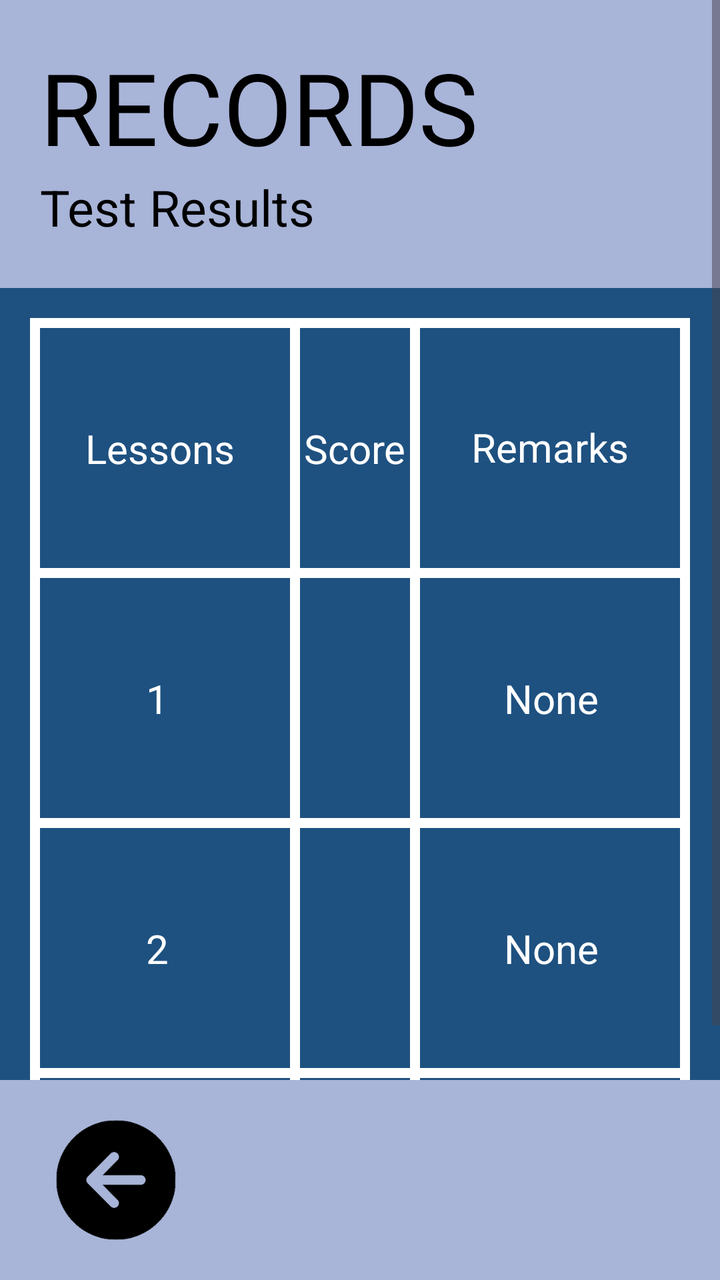
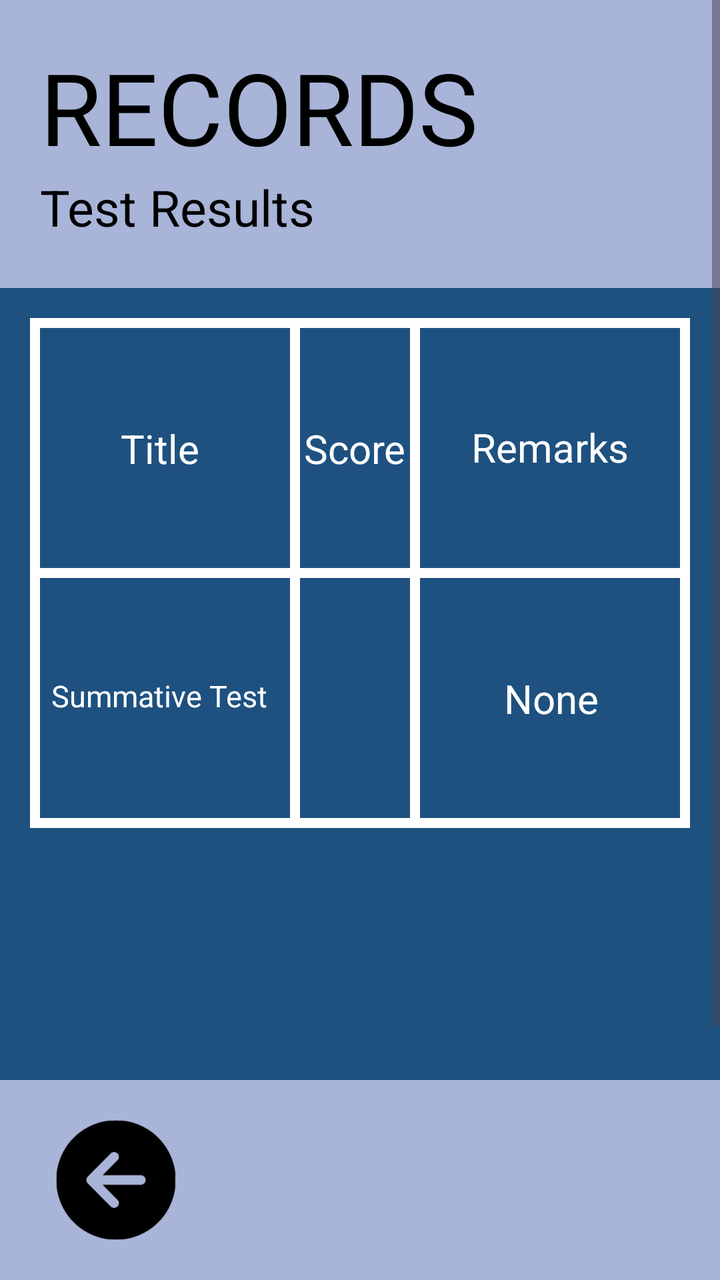

Screens rendered from an Android XML layout before and after an edit, with the pre-edit source and the edit as a unified diff.
<!-- AndroidManifest.xml: application theme Theme.FinalsApplication -->
<!-- res/layout/records_page1.xml -->
<?xml version="1.0" encoding="utf-8"?>
<RelativeLayout xmlns:android="http://schemas.android.com/apk/res/android"
    android:layout_width="match_parent"
    android:layout_height="match_parent"
    xmlns:tools="http://schemas.android.com/tools"
    xmlns:app="http://schemas.android.com/apk/res-auto"
    android:background="@color/ourBlue">

    <ScrollView
        android:layout_width="409dp"
        android:layout_height="729dp"
        tools:layout_editor_absoluteX="1dp"
        tools:layout_editor_absoluteY="1dp">

        <LinearLayout
            android:layout_width="match_parent"
            android:layout_height="wrap_content"
            android:orientation="vertical">

            <LinearLayout
                android:layout_width="match_parent"
                android:layout_height="144dp"
                android:background="#a8b4d8"
                android:orientation="vertical">

                <TextView
                    android:id="@+id/mainLabel1"
                    android:layout_width="wrap_content"
                    android:layout_height="wrap_content"
                    android:layout_marginStart="20dp"
                    android:layout_marginTop="20dp"
                    android:fontFamily="@font/roboto_black"
                    android:text="RECORDS"
                    android:textColor="@color/black"
                    android:textSize="50sp" />

                <TextView
                    android:id="@+id/mainLabel2"
                    android:layout_width="225dp"
                    android:layout_height="wrap_content"
                    android:layout_marginStart="20dp"
                    android:layout_marginBottom="20dp"
                    android:text="Test Results"
                    android:textColor="@color/black"
                    android:textSize="25sp" />

            </LinearLayout>

            <androidx.constraintlayout.widget.ConstraintLayout
                android:layout_width="match_parent"
                android:layout_height="655dp">

                <TextView
                    android:id="@+id/l2Label"
                    android:layout_width="wrap_content"
                    android:layout_height="wrap_content"
                    android:text="2"
                    android:textColor="@color/white"
                    android:textSize="20sp"
                    app:layout_constraintBottom_toTopOf="@+id/linearLayout8"
                    app:layout_constraintEnd_toStartOf="@+id/linearLayout5"
                    app:layout_constraintHorizontal_bias="0.49"
                    app:layout_constraintStart_toStartOf="@+id/linearLayout7"
                    app:layout_constraintTop_toBottomOf="@+id/linearLayout7" />

                <TextView
                    android:id="@+id/l3Label"
                    android:layout_width="wrap_content"
                    android:layout_height="wrap_content"
                    android:text="3"
                    android:textColor="@color/white"
                    android:textSize="20sp"
                    app:layout_constraintBottom_toTopOf="@+id/linearLayout10"
                    app:layout_constraintEnd_toStartOf="@+id/linearLayout5"
                    app:layout_constraintHorizontal_bias="0.49"
                    app:layout_constraintStart_toStartOf="@+id/linearLayout7"
                    app:layout_constraintTop_toBottomOf="@+id/linearLayout8" />

                <TextView
                    android:id="@+id/l3Score"
                    android:layout_width="wrap_content"
                    android:layout_height="wrap_content"
                    android:textColor="@color/white"
                    android:textSize="20sp"
                    app:layout_constraintBottom_toTopOf="@+id/linearLayout10"
                    app:layout_constraintEnd_toStartOf="@+id/linearLayout9"
                    app:layout_constraintStart_toEndOf="@+id/linearLayout5"
                    app:layout_constraintTop_toBottomOf="@+id/linearLayout8"
                    app:layout_constraintVertical_bias="0.494" />

                <TextView
                    android:id="@+id/l3Remarks"
                    android:layout_width="wrap_content"
                    android:layout_height="wrap_content"
                    android:text="None"
                    android:textColor="@color/white"
                    android:textSize="20sp"
                    app:layout_constraintBottom_toTopOf="@+id/linearLayout10"
                    app:layout_constraintEnd_toStartOf="@+id/linearLayout4"
                    app:layout_constraintStart_toEndOf="@+id/linearLayout9"
                    app:layout_constraintTop_toBottomOf="@+id/linearLayout8"
                    app:layout_constraintVertical_bias="0.483" />

                <TextView
                    android:id="@+id/sumLabel"
                    android:layout_width="wrap_content"
                    android:layout_height="wrap_content"
                    android:text="Summative"
                    android:textColor="@color/white"
                    android:textSize="20sp"
                    app:layout_constraintBottom_toTopOf="@+id/linearLayout2"
                    app:layout_constraintEnd_toStartOf="@+id/linearLayout5"
                    app:layout_constraintHorizontal_bias="0.49"
                    app:layout_constraintStart_toStartOf="@+id/linearLayout7"
                    app:layout_constraintTop_toBottomOf="@+id/linearLayout10" />

                <LinearLayout
                    android:id="@+id/linearLayout"
                    android:layout_width="match_parent"
                    android:layout_height="5dp"
                    android:layout_marginStart="15dp"
                    android:layout_marginTop="15dp"
                    android:layout_marginEnd="15dp"
                    android:background="@color/white"
                    android:orientation="horizontal"
                    app:layout_constraintEnd_toEndOf="parent"
                    app:layout_constraintStart_toStartOf="parent"
                    app:layout_constraintTop_toTopOf="parent">

                </LinearLayout>

                <LinearLayout
                    android:id="@+id/linearLayout2"
                    android:layout_width="match_parent"
                    android:layout_height="5dp"
                    android:layout_marginStart="15dp"
                    android:layout_marginEnd="15dp"
                    android:layout_marginBottom="15dp"
                    android:background="@color/white"
                    android:orientation="horizontal"
                    app:layout_constraintBottom_toBottomOf="parent"
                    app:layout_constraintEnd_toEndOf="parent"
                    app:layout_constraintHorizontal_bias="1.0"
                    app:layout_constraintStart_toStartOf="parent"></LinearLayout>

                <LinearLayout
                    android:id="@+id/linearLayout3"
                    android:layout_width="5dp"
                    android:layout_height="match_parent"
                    android:layout_marginStart="15dp"
                    android:layout_marginTop="15dp"
                    android:layout_marginBottom="15dp"
                    android:background="@color/white"
                    android:orientation="vertical"
                    app:layout_constraintBottom_toTopOf="@+id/linearLayout2"
                    app:layout_constraintStart_toStartOf="parent"
                    app:layout_constraintTop_toTopOf="parent">

                </LinearLayout>

                <LinearLayout
                    android:id="@+id/linearLayout4"
                    android:layout_width="5dp"
                    android:layout_height="match_parent"
                    android:layout_marginTop="15dp"
                    android:layout_marginEnd="15dp"
                    android:layout_marginBottom="15dp"
                    android:background="@color/white"
                    android:orientation="vertical"
                    app:layout_constraintBottom_toTopOf="@+id/linearLayout2"
                    app:layout_constraintEnd_toEndOf="parent"
                    app:layout_constraintTop_toTopOf="parent"></LinearLayout>

                <LinearLayout
                    android:id="@+id/linearLayout5"
                    android:layout_width="5dp"
                    android:layout_height="match_parent"
                    android:layout_marginStart="130dp"
                    android:layout_marginTop="15dp"
                    android:layout_marginBottom="15dp"
                    android:background="@color/white"
                    android:orientation="vertical"
                    app:layout_constraintBottom_toTopOf="@+id/linearLayout2"
                    app:layout_constraintStart_toStartOf="@+id/linearLayout3"
                    app:layout_constraintTop_toTopOf="parent">

                </LinearLayout>

                <LinearLayout
                    android:id="@+id/linearLayout9"
                    android:layout_width="5dp"
                    android:layout_height="match_parent"
                    android:layout_marginTop="15dp"
                    android:layout_marginEnd="130dp"
                    android:layout_marginBottom="15dp"
                    android:background="@color/white"
                    android:orientation="vertical"
                    app:layout_constraintBottom_toTopOf="@+id/linearLayout2"
                    app:layout_constraintEnd_toStartOf="@+id/linearLayout4"
                    app:layout_constraintTop_toTopOf="parent">

                </LinearLayout>

                <LinearLayout
                    android:id="@+id/linearLayout6"
                    android:layout_width="match_parent"
                    android:layout_height="5dp"
                    android:layout_marginStart="15dp"
                    android:layout_marginTop="120dp"
                    android:layout_marginEnd="15dp"
                    android:background="@color/white"
                    android:orientation="horizontal"
                    app:layout_constraintEnd_toEndOf="parent"
                    app:layout_constraintStart_toStartOf="parent"
                    app:layout_constraintTop_toBottomOf="@+id/linearLayout">

                </LinearLayout>

                <LinearLayout
                    android:id="@+id/linearLayout7"
                    android:layout_width="match_parent"
                    android:layout_height="5dp"
                    android:layout_marginStart="15dp"
                    android:layout_marginTop="120dp"
                    android:layout_marginEnd="15dp"
                    android:background="@color/white"
                    android:orientation="horizontal"
                    app:layout_constraintEnd_toEndOf="parent"
                    app:layout_constraintHorizontal_bias="0.586"
                    app:layout_constraintStart_toStartOf="parent"
                    app:layout_constraintTop_toBottomOf="@+id/linearLayout6">

                </LinearLayout>

                <LinearLayout
                    android:id="@+id/linearLayout8"
                    android:layout_width="match_parent"
                    android:layout_height="5dp"
                    android:layout_marginStart="15dp"
                    android:layout_marginTop="120dp"
                    android:layout_marginEnd="15dp"
                    android:background="@color/white"
                    android:orientation="horizontal"
                    app:layout_constraintEnd_toEndOf="parent"
                    app:layout_constraintHorizontal_bias="0.517"
                    app:layout_constraintStart_toStartOf="parent"
                    app:layout_constraintTop_toBottomOf="@+id/linearLayout7">

                </LinearLayout>

                <TextView
                    android:id="@+id/lessonLabel"
                    android:layout_width="wrap_content"
                    android:layout_height="wrap_content"
                    android:text="Lessons"
                    android:textColor="@color/white"
                    android:textSize="20sp"
                    app:layout_constraintBottom_toTopOf="@+id/linearLayout6"
                    app:layout_constraintEnd_toStartOf="@+id/linearLayout5"
                    app:layout_constraintStart_toStartOf="@+id/linearLayout7"
                    app:layout_constraintTop_toBottomOf="@+id/linearLayout" />

                <TextView
                    android:id="@+id/l1Label"
                    android:layout_width="wrap_content"
                    android:layout_height="wrap_content"
                    android:text="1"
                    android:textColor="@color/white"
                    android:textSize="20sp"
                    app:layout_constraintBottom_toTopOf="@+id/linearLayout7"
                    app:layout_constraintEnd_toStartOf="@+id/linearLayout5"
                    app:layout_constraintHorizontal_bias="0.49"
                    app:layout_constraintStart_toStartOf="@+id/linearLayout7"
                    app:layout_constraintTop_toBottomOf="@+id/linearLayout6" />

                <TextView
                    android:id="@+id/scoreLabel"
                    android:layout_width="wrap_content"
                    android:layout_height="wrap_content"
                    android:text="Score"
                    android:textColor="@color/white"
                    android:textSize="20sp"
                    app:layout_constraintBottom_toTopOf="@+id/linearLayout6"
                    app:layout_constraintEnd_toStartOf="@+id/linearLayout9"
                    app:layout_constraintStart_toEndOf="@+id/linearLayout5"
                    app:layout_constraintTop_toBottomOf="@+id/linearLayout" />

                <TextView
                    android:id="@+id/l1Score"
                    android:layout_width="wrap_content"
                    android:layout_height="wrap_content"
                    android:textColor="@color/white"
                    android:textSize="20sp"
                    app:layout_constraintBottom_toTopOf="@+id/linearLayout7"
                    app:layout_constraintEnd_toStartOf="@+id/linearLayout9"
                    app:layout_constraintHorizontal_bias="0.547"
                    app:layout_constraintStart_toEndOf="@+id/linearLayout5"
                    app:layout_constraintTop_toBottomOf="@+id/linearLayout6" />

                <TextView
                    android:id="@+id/l2Score"
                    android:layout_width="wrap_content"
                    android:layout_height="wrap_content"
                    android:textColor="@color/white"
                    android:textSize="20sp"
                    app:layout_constraintBottom_toTopOf="@+id/linearLayout8"
                    app:layout_constraintEnd_toStartOf="@+id/linearLayout9"
                    app:layout_constraintHorizontal_bias="0.49"
                    app:layout_constraintStart_toEndOf="@+id/linearLayout5"
                    app:layout_constraintTop_toBottomOf="@+id/linearLayout7" />

                <TextView
                    android:id="@+id/sumScore"
                    android:layout_width="wrap_content"
                    android:layout_height="wrap_content"
                    android:textColor="@color/white"
                    android:textSize="20sp"
                    app:layout_constraintBottom_toTopOf="@+id/linearLayout2"
                    app:layout_constraintEnd_toStartOf="@+id/linearLayout9"
                    app:layout_constraintHorizontal_bias="0.49"
                    app:layout_constraintStart_toEndOf="@+id/linearLayout5"
                    app:layout_constraintTop_toBottomOf="@+id/linearLayout10" />

                <TextView
                    android:id="@+id/remarkLabel"
                    android:layout_width="wrap_content"
                    android:layout_height="wrap_content"
                    android:text="Remarks"
                    android:textColor="@color/white"
                    android:textSize="20sp"
                    app:layout_constraintBottom_toTopOf="@+id/linearLayout6"
                    app:layout_constraintEnd_toStartOf="@+id/linearLayout4"
                    app:layout_constraintStart_toEndOf="@+id/linearLayout9"
                    app:layout_constraintTop_toBottomOf="@+id/linearLayout"
                    app:layout_constraintVertical_bias="0.494" />

                <TextView
                    android:id="@+id/l1Remarks"
                    android:layout_width="wrap_content"
                    android:layout_height="wrap_content"
                    android:text="None"
                    android:textColor="@color/white"
                    android:textSize="20sp"
                    app:layout_constraintBottom_toTopOf="@+id/linearLayout7"
                    app:layout_constraintEnd_toStartOf="@+id/linearLayout4"
                    app:layout_constraintHorizontal_bias="0.509"
                    app:layout_constraintStart_toEndOf="@+id/linearLayout9"
                    app:layout_constraintTop_toBottomOf="@+id/linearLayout6" />

                <TextView
                    android:id="@+id/l2Remarks"
                    android:layout_width="wrap_content"
                    android:layout_height="wrap_content"
                    android:text="None"
                    android:textColor="@color/white"
                    android:textSize="20sp"
                    app:layout_constraintBottom_toTopOf="@+id/linearLayout8"
                    app:layout_constraintEnd_toStartOf="@+id/linearLayout4"
                    app:layout_constraintHorizontal_bias="0.509"
                    app:layout_constraintStart_toEndOf="@+id/linearLayout9"
                    app:layout_constraintTop_toBottomOf="@+id/linearLayout7" />

                <TextView
                    android:id="@+id/sumRemarks"
                    android:layout_width="wrap_content"
                    android:layout_height="wrap_content"
                    android:text="None"
                    android:textColor="@color/white"
                    android:textSize="20sp"
                    app:layout_constraintBottom_toTopOf="@+id/linearLayout2"
                    app:layout_constraintEnd_toStartOf="@+id/linearLayout4"
                    app:layout_constraintHorizontal_bias="0.509"
                    app:layout_constraintStart_toEndOf="@+id/linearLayout9"
                    app:layout_constraintTop_toBottomOf="@+id/linearLayout10" />

                <LinearLayout
                    android:id="@+id/linearLayout10"
                    android:layout_width="match_parent"
                    android:layout_height="5dp"
                    android:layout_marginStart="15dp"
                    android:layout_marginTop="120dp"
                    android:layout_marginEnd="15dp"
                    android:background="@color/white"
                    android:orientation="horizontal"
                    app:layout_constraintEnd_toEndOf="parent"
                    app:layout_constraintStart_toStartOf="parent"
                    app:layout_constraintTop_toBottomOf="@+id/linearLayout8"></LinearLayout>

            </androidx.constraintlayout.widget.ConstraintLayout>

        </LinearLayout>
    </ScrollView>

    <LinearLayout
        android:layout_width="match_parent"
        android:layout_height="100dip"
        android:layout_alignParentBottom="true"
        android:background="#a8b4d8">

        <ImageButton
            android:id="@+id/backButton"
            android:layout_width="76dp"
            android:layout_height="wrap_content"
            android:layout_marginStart="20dp"
            android:layout_marginTop="20dp"
            android:layout_marginBottom="20dp"
            android:background="?android:attr/selectableItemBackground"
            android:scaleType="fitCenter"
            android:src="@drawable/arrowleft" />
    </LinearLayout>

</RelativeLayout>
<!-- resources referenced by this layout -->
<resources>
  <color name="black">#000000</color>
  <color name="ourBlue">#1e5180</color>
  <color name="white">#FFFFFFFF</color>
  <!-- drawable arrowleft: png bitmap (drawable, 16559 bytes) -->
  <style name="Theme.FinalsApplication" parent="Base.Theme.FinalsApplication" />
  <style name="Base.Theme.FinalsApplication" parent="Theme.Material3.DayNight.NoActionBar">
          
          
          <item name="android:statusBarColor">#00000000</item>
      </style>
</resources>

<!-- the commit's change to res/layout/records_page1.xml (unified diff, before → after) -->
@@ -50,70 +50,6 @@
                 android:layout_width="match_parent"
                 android:layout_height="655dp">
 
-                <TextView
-                    android:id="@+id/l2Label"
-                    android:layout_width="wrap_content"
-                    android:layout_height="wrap_content"
-                    android:text="2"
-                    android:textColor="@color/white"
-                    android:textSize="20sp"
-                    app:layout_constraintBottom_toTopOf="@+id/linearLayout8"
-                    app:layout_constraintEnd_toStartOf="@+id/linearLayout5"
-                    app:layout_constraintHorizontal_bias="0.49"
-                    app:layout_constraintStart_toStartOf="@+id/linearLayout7"
-                    app:layout_constraintTop_toBottomOf="@+id/linearLayout7" />
-
-                <TextView
-                    android:id="@+id/l3Label"
-                    android:layout_width="wrap_content"
-                    android:layout_height="wrap_content"
-                    android:text="3"
-                    android:textColor="@color/white"
-                    android:textSize="20sp"
-                    app:layout_constraintBottom_toTopOf="@+id/linearLayout10"
-                    app:layout_constraintEnd_toStartOf="@+id/linearLayout5"
-                    app:layout_constraintHorizontal_bias="0.49"
-                    app:layout_constraintStart_toStartOf="@+id/linearLayout7"
-                    app:layout_constraintTop_toBottomOf="@+id/linearLayout8" />
-
-                <TextView
-                    android:id="@+id/l3Score"
-                    android:layout_width="wrap_content"
-                    android:layout_height="wrap_content"
-                    android:textColor="@color/white"
-                    android:textSize="20sp"
-                    app:layout_constraintBottom_toTopOf="@+id/linearLayout10"
-                    app:layout_constraintEnd_toStartOf="@+id/linearLayout9"
-                    app:layout_constraintStart_toEndOf="@+id/linearLayout5"
-                    app:layout_constraintTop_toBottomOf="@+id/linearLayout8"
-                    app:layout_constraintVertical_bias="0.494" />
-
-                <TextView
-                    android:id="@+id/l3Remarks"
-                    android:layout_width="wrap_content"
-                    android:layout_height="wrap_content"
-                    android:text="None"
-                    android:textColor="@color/white"
-                    android:textSize="20sp"
-                    app:layout_constraintBottom_toTopOf="@+id/linearLayout10"
-                    app:layout_constraintEnd_toStartOf="@+id/linearLayout4"
-                    app:layout_constraintStart_toEndOf="@+id/linearLayout9"
-                    app:layout_constraintTop_toBottomOf="@+id/linearLayout8"
-                    app:layout_constraintVertical_bias="0.483" />
-
-                <TextView
-                    android:id="@+id/sumLabel"
-                    android:layout_width="wrap_content"
-                    android:layout_height="wrap_content"
-                    android:text="Summative"
-                    android:textColor="@color/white"
-                    android:textSize="20sp"
-                    app:layout_constraintBottom_toTopOf="@+id/linearLayout2"
-                    app:layout_constraintEnd_toStartOf="@+id/linearLayout5"
-                    app:layout_constraintHorizontal_bias="0.49"
-                    app:layout_constraintStart_toStartOf="@+id/linearLayout7"
-                    app:layout_constraintTop_toBottomOf="@+id/linearLayout10" />
-
                 <LinearLayout
                     android:id="@+id/linearLayout"
                     android:layout_width="match_parent"
@@ -130,29 +66,13 @@
                 </LinearLayout>
 
                 <LinearLayout
-                    android:id="@+id/linearLayout2"
-                    android:layout_width="match_parent"
-                    android:layout_height="5dp"
-                    android:layout_marginStart="15dp"
-                    android:layout_marginEnd="15dp"
-                    android:layout_marginBottom="15dp"
-                    android:background="@color/white"
-                    android:orientation="horizontal"
-                    app:layout_constraintBottom_toBottomOf="parent"
-                    app:layout_constraintEnd_toEndOf="parent"
-                    app:layout_constraintHorizontal_bias="1.0"
-                    app:layout_constraintStart_toStartOf="parent"></LinearLayout>
-
-                <LinearLayout
                     android:id="@+id/linearLayout3"
                     android:layout_width="5dp"
-                    android:layout_height="match_parent"
-                    android:layout_marginStart="15dp"
-                    android:layout_marginTop="15dp"
-                    android:layout_marginBottom="15dp"
-                    android:background="@color/white"
-                    android:orientation="vertical"
-                    app:layout_constraintBottom_toTopOf="@+id/linearLayout2"
+                    android:layout_height="250dp"
+                    android:layout_marginStart="15dp"
+                    android:layout_marginTop="15dp"
+                    android:background="@color/white"
+                    android:orientation="vertical"
                     app:layout_constraintStart_toStartOf="parent"
                     app:layout_constraintTop_toTopOf="parent">
 
@@ -161,26 +81,22 @@
                 <LinearLayout
                     android:id="@+id/linearLayout4"
                     android:layout_width="5dp"
-                    android:layout_height="match_parent"
-                    android:layout_marginTop="15dp"
-                    android:layout_marginEnd="15dp"
-                    android:layout_marginBottom="15dp"
-                    android:background="@color/white"
-                    android:orientation="vertical"
-                    app:layout_constraintBottom_toTopOf="@+id/linearLayout2"
+                    android:layout_height="250dp"
+                    android:layout_marginTop="15dp"
+                    android:layout_marginEnd="15dp"
+                    android:background="@color/white"
+                    android:orientation="vertical"
                     app:layout_constraintEnd_toEndOf="parent"
                     app:layout_constraintTop_toTopOf="parent"></LinearLayout>
 
                 <LinearLayout
                     android:id="@+id/linearLayout5"
                     android:layout_width="5dp"
-                    android:layout_height="match_parent"
+                    android:layout_height="250dp"
                     android:layout_marginStart="130dp"
                     android:layout_marginTop="15dp"
-                    android:layout_marginBottom="15dp"
-                    android:background="@color/white"
-                    android:orientation="vertical"
-                    app:layout_constraintBottom_toTopOf="@+id/linearLayout2"
+                    android:background="@color/white"
+                    android:orientation="vertical"
                     app:layout_constraintStart_toStartOf="@+id/linearLayout3"
                     app:layout_constraintTop_toTopOf="parent">
 
@@ -189,13 +105,11 @@
                 <LinearLayout
                     android:id="@+id/linearLayout9"
                     android:layout_width="5dp"
-                    android:layout_height="match_parent"
+                    android:layout_height="250dp"
                     android:layout_marginTop="15dp"
                     android:layout_marginEnd="130dp"
-                    android:layout_marginBottom="15dp"
-                    android:background="@color/white"
-                    android:orientation="vertical"
-                    app:layout_constraintBottom_toTopOf="@+id/linearLayout2"
+                    android:background="@color/white"
+                    android:orientation="vertical"
                     app:layout_constraintEnd_toStartOf="@+id/linearLayout4"
                     app:layout_constraintTop_toTopOf="parent">
 
@@ -232,27 +146,11 @@
 
                 </LinearLayout>
 
-                <LinearLayout
-                    android:id="@+id/linearLayout8"
-                    android:layout_width="match_parent"
-                    android:layout_height="5dp"
-                    android:layout_marginStart="15dp"
-                    android:layout_marginTop="120dp"
-                    android:layout_marginEnd="15dp"
-                    android:background="@color/white"
-                    android:orientation="horizontal"
-                    app:layout_constraintEnd_toEndOf="parent"
-                    app:layout_constraintHorizontal_bias="0.517"
-                    app:layout_constraintStart_toStartOf="parent"
-                    app:layout_constraintTop_toBottomOf="@+id/linearLayout7">
-
-                </LinearLayout>
-
                 <TextView
                     android:id="@+id/lessonLabel"
                     android:layout_width="wrap_content"
                     android:layout_height="wrap_content"
-                    android:text="Lessons"
+                    android:text="Title"
                     android:textColor="@color/white"
                     android:textSize="20sp"
                     app:layout_constraintBottom_toTopOf="@+id/linearLayout6"
@@ -263,10 +161,10 @@
                 <TextView
                     android:id="@+id/l1Label"
                     android:layout_width="wrap_content"
-                    android:layout_height="wrap_content"
-                    android:text="1"
-                    android:textColor="@color/white"
-                    android:textSize="20sp"
+                    android:layout_height="23dp"
+                    android:text="Summative Test"
+                    android:textColor="@color/white"
+                    android:textSize="15sp"
                     app:layout_constraintBottom_toTopOf="@+id/linearLayout7"
                     app:layout_constraintEnd_toStartOf="@+id/linearLayout5"
                     app:layout_constraintHorizontal_bias="0.49"
@@ -286,7 +184,7 @@
                     app:layout_constraintTop_toBottomOf="@+id/linearLayout" />
 
                 <TextView
-                    android:id="@+id/l1Score"
+                    android:id="@+id/summativeScore"
                     android:layout_width="wrap_content"
                     android:layout_height="wrap_content"
                     android:textColor="@color/white"
@@ -298,30 +196,6 @@
                     app:layout_constraintTop_toBottomOf="@+id/linearLayout6" />
 
                 <TextView
-                    android:id="@+id/l2Score"
-                    android:layout_width="wrap_content"
-                    android:layout_height="wrap_content"
-                    android:textColor="@color/white"
-                    android:textSize="20sp"
-                    app:layout_constraintBottom_toTopOf="@+id/linearLayout8"
-                    app:layout_constraintEnd_toStartOf="@+id/linearLayout9"
-                    app:layout_constraintHorizontal_bias="0.49"
-                    app:layout_constraintStart_toEndOf="@+id/linearLayout5"
-                    app:layout_constraintTop_toBottomOf="@+id/linearLayout7" />
-
-                <TextView
-                    android:id="@+id/sumScore"
-                    android:layout_width="wrap_content"
-                    android:layout_height="wrap_content"
-                    android:textColor="@color/white"
-                    android:textSize="20sp"
-                    app:layout_constraintBottom_toTopOf="@+id/linearLayout2"
-                    app:layout_constraintEnd_toStartOf="@+id/linearLayout9"
-                    app:layout_constraintHorizontal_bias="0.49"
-                    app:layout_constraintStart_toEndOf="@+id/linearLayout5"
-                    app:layout_constraintTop_toBottomOf="@+id/linearLayout10" />
-
-                <TextView
                     android:id="@+id/remarkLabel"
                     android:layout_width="wrap_content"
                     android:layout_height="wrap_content"
@@ -335,7 +209,7 @@
                     app:layout_constraintVertical_bias="0.494" />
 
                 <TextView
-                    android:id="@+id/l1Remarks"
+                    android:id="@+id/summativeRemarks"
                     android:layout_width="wrap_content"
                     android:layout_height="wrap_content"
                     android:text="None"
@@ -346,45 +220,6 @@
                     app:layout_constraintHorizontal_bias="0.509"
                     app:layout_constraintStart_toEndOf="@+id/linearLayout9"
                     app:layout_constraintTop_toBottomOf="@+id/linearLayout6" />
-
-                <TextView
-                    android:id="@+id/l2Remarks"
-                    android:layout_width="wrap_content"
-                    android:layout_height="wrap_content"
-                    android:text="None"
-                    android:textColor="@color/white"
-                    android:textSize="20sp"
-                    app:layout_constraintBottom_toTopOf="@+id/linearLayout8"
-                    app:layout_constraintEnd_toStartOf="@+id/linearLayout4"
-                    app:layout_constraintHorizontal_bias="0.509"
-                    app:layout_constraintStart_toEndOf="@+id/linearLayout9"
-                    app:layout_constraintTop_toBottomOf="@+id/linearLayout7" />
-
-                <TextView
-                    android:id="@+id/sumRemarks"
-                    android:layout_width="wrap_content"
-                    android:layout_height="wrap_content"
-                    android:text="None"
-                    android:textColor="@color/white"
-                    android:textSize="20sp"
-                    app:layout_constraintBottom_toTopOf="@+id/linearLayout2"
-                    app:layout_constraintEnd_toStartOf="@+id/linearLayout4"
-                    app:layout_constraintHorizontal_bias="0.509"
-                    app:layout_constraintStart_toEndOf="@+id/linearLayout9"
-                    app:layout_constraintTop_toBottomOf="@+id/linearLayout10" />
-
-                <LinearLayout
-                    android:id="@+id/linearLayout10"
-                    android:layout_width="match_parent"
-                    android:layout_height="5dp"
-                    android:layout_marginStart="15dp"
-                    android:layout_marginTop="120dp"
-                    android:layout_marginEnd="15dp"
-                    android:background="@color/white"
-                    android:orientation="horizontal"
-                    app:layout_constraintEnd_toEndOf="parent"
-                    app:layout_constraintStart_toStartOf="parent"
-                    app:layout_constraintTop_toBottomOf="@+id/linearLayout8"></LinearLayout>
 
             </androidx.constraintlayout.widget.ConstraintLayout>
 
